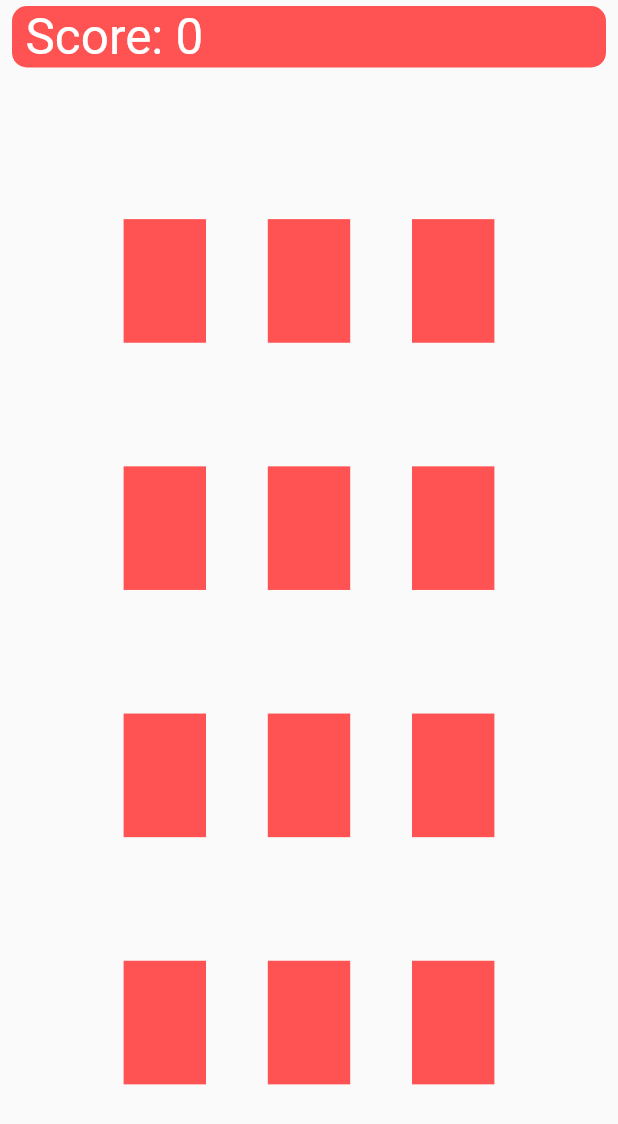
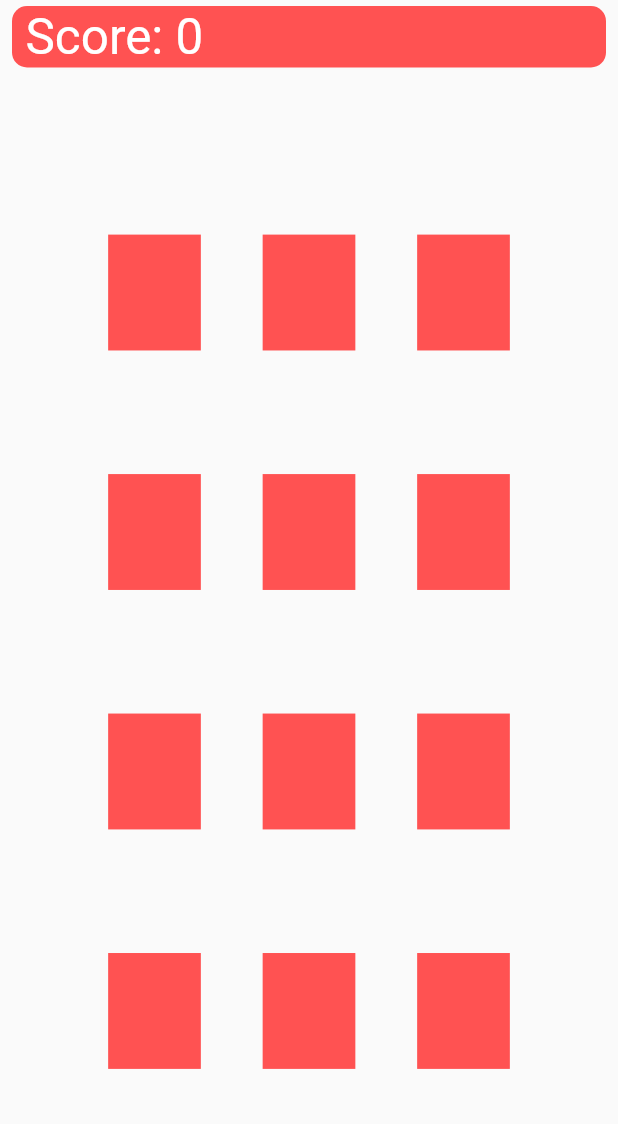
Before and after one commit to baturalpk/memorize_flutter, a Flutter app: the screen it shows after launch, on a phone screen of 412 x 824 dp. Shown: the top 1124 px of the screen. Run offline on Flutter 3.47's test engine with Material 2 defaults, Android fonts, the phone set to English and light mode, and no system bars.

Commit message:
Tweak width/height values for a more consistent aspect ratio

```diff
--- a/lib/card.view.dart
+++ b/lib/card.view.dart
@@ -58,8 +58,8 @@ class CardView extends StatelessWidget {
         child: Container(
           color: color,
           alignment: Alignment.center,
-          width: (_deviceWidth * 80 / 100 / cardCountRow) / 2,
-          height: (_deviceHeight * 80 / 100 / cardCountColumn) / 2,
+          width: (_deviceWidth * 90 / 100 / cardCountRow) / 2,
+          height: (_deviceHeight * 75 / 100 / cardCountColumn) / 2,
           child: Text(content,
               style: TextStyle(
                   fontSize: MediaQuery.of(context).size.longestSide * 2 / 100)),
```
